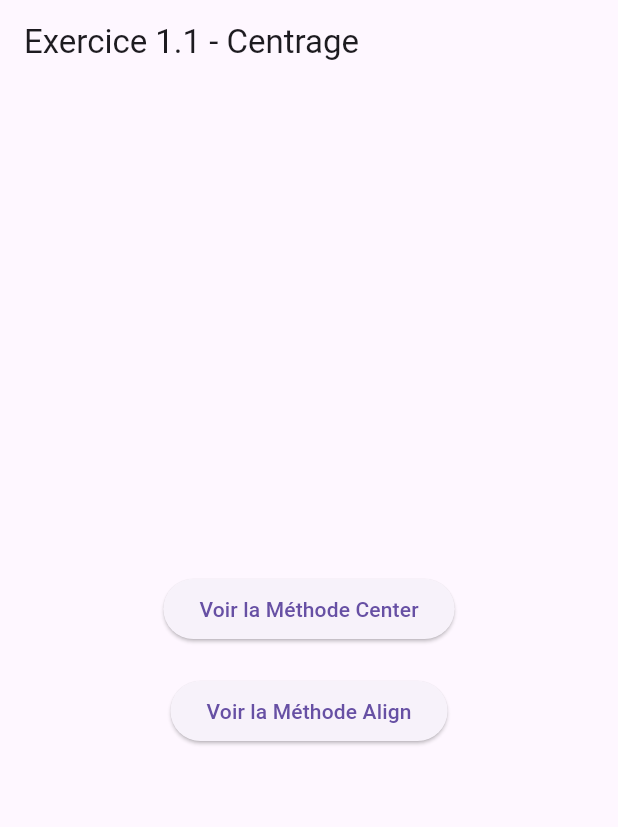
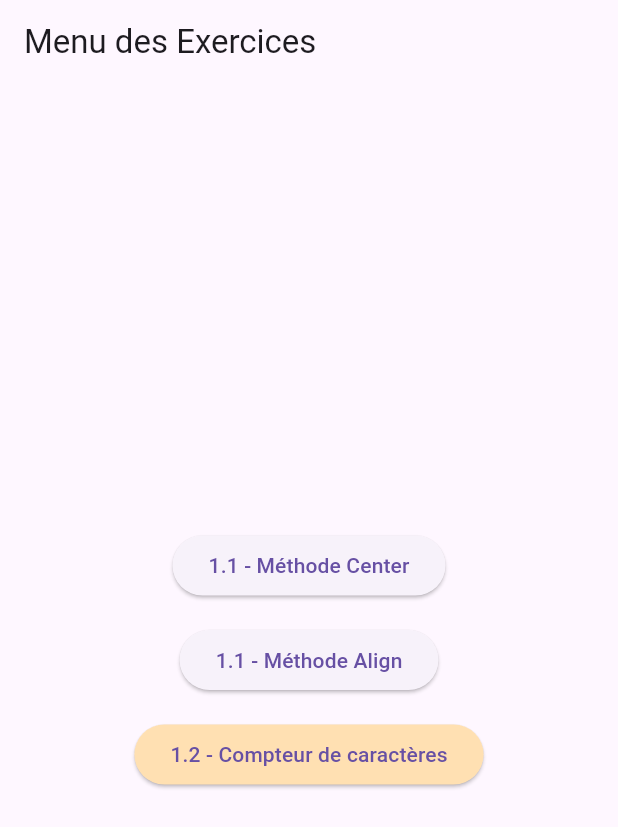
Before and after one commit to safidimijoro/flutter_exercices1-1, a Flutter app: the screen it shows after launch, on a phone screen of 412 x 824 dp. Shown: the top 827 px of the screen. Run offline on Flutter 3.47's test engine with Material 3 defaults, Android fonts, the phone set to English and light mode, and no system bars.

Commit message:
Ajout de l'exercice 1.2 : Compteur de caractères

```diff
--- a/lib/main.dart
+++ b/lib/main.dart
@@ -1,39 +1,50 @@
 import 'package:flutter/material.dart';
-// Importation des fichiers contenant les deux méthodes
 import 'ex1_1_center.dart';
 import 'ex1_1_align.dart';
+import 'ex1_2_counter.dart';
 
-void main() => runApp(
-  MaterialApp(
-    home: MyApp(),
-    debugShowCheckedModeBanner: false, // Enlève la bannière "Debug"
-  ),
-);
+void main() =>
+    runApp(MaterialApp(home: MyApp(), debugShowCheckedModeBanner: false));
 
 class MyApp extends StatelessWidget {
   @override
   Widget build(BuildContext context) {
     return Scaffold(
-      appBar: AppBar(title: Text("Exercice 1.1 - Centrage")),
+      appBar: AppBar(title: Text("Menu des Exercices")),
       body: Center(
         child: Column(
-          // Centre les boutons verticalement dans la colonne
           mainAxisAlignment: MainAxisAlignment.center,
           children: [
+            // Bouton Exercice 1.1 - Méthode Center
             ElevatedButton(
               onPressed: () => Navigator.push(
                 context,
                 MaterialPageRoute(builder: (_) => CenterMethod()),
               ),
-              child: Text("Voir la Méthode Center"),
+              child: Text("1.1 - Méthode Center"),
             ),
-            SizedBox(height: 20), // Espace entre les deux boutons
+            SizedBox(height: 15),
+
+            // Bouton Exercice 1.1 - Méthode Align
             ElevatedButton(
               onPressed: () => Navigator.push(
                 context,
                 MaterialPageRoute(builder: (_) => AlignMethod()),
               ),
-              child: Text("Voir la Méthode Align"),
+              child: Text("1.1 - Méthode Align"),
+            ),
+            SizedBox(height: 15),
+
+            // Bouton Exercice 1.2 - Compteur
+            ElevatedButton(
+              style: ElevatedButton.styleFrom(
+                backgroundColor: Colors.orange[100],
+              ),
+              onPressed: () => Navigator.push(
+                context,
+                MaterialPageRoute(builder: (_) => CounterExercise()),
+              ),
+              child: Text("1.2 - Compteur de caractères"),
             ),
           ],
         ),
```
Also changed, not shown: lib/ex1_2_counter.dart (added, +65 -0 lines), 1 other file.
